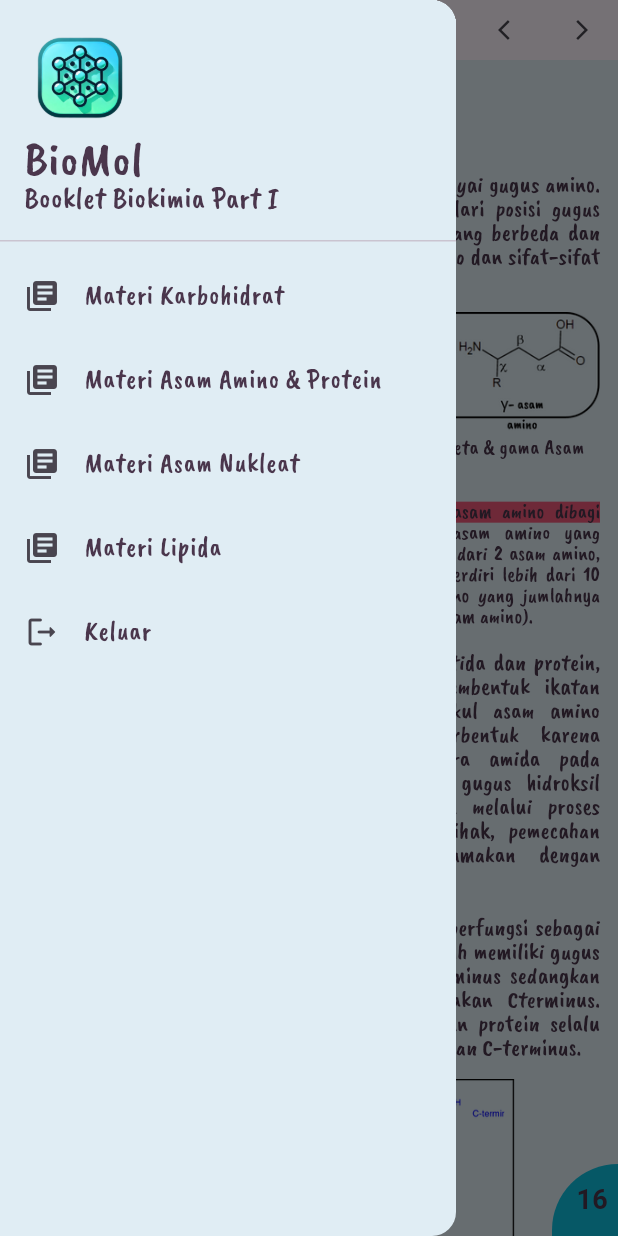
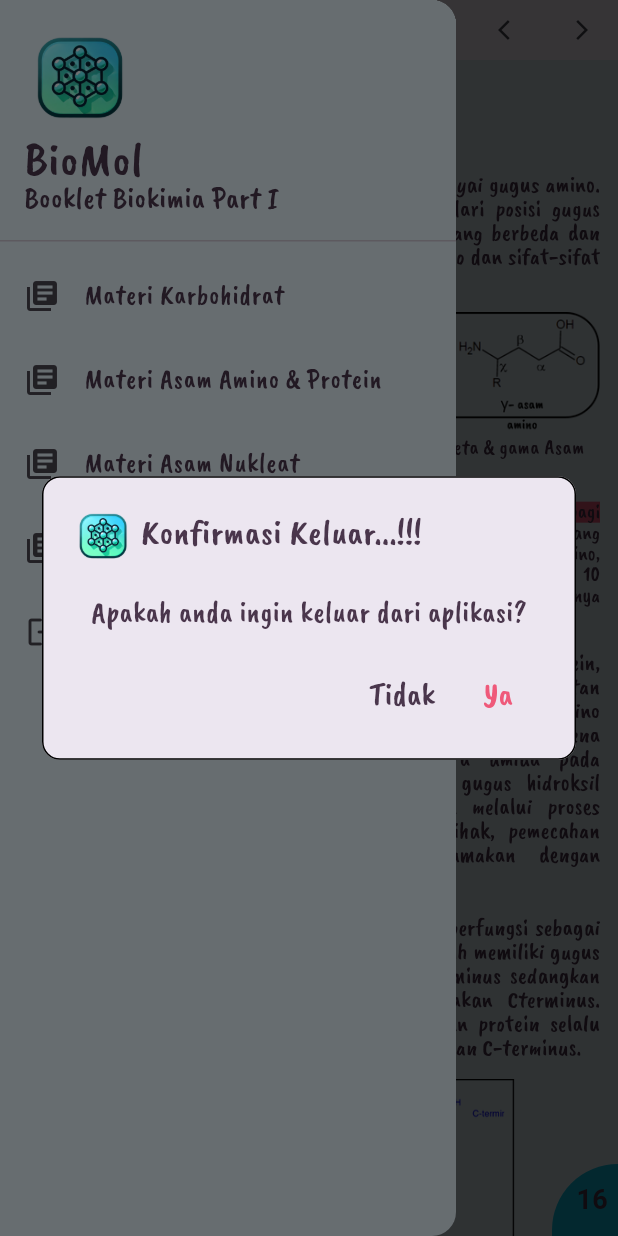
Before and after one commit to ariefendi992/BioMol, a Flutter app: the MainAsamAminoPage screen opened directly, in the side drawer, after a tap on "Keluar", on a phone screen of 412 x 824 dp. Run offline on Flutter 3.47's test engine with Material 3 defaults, Android fonts, the phone set to English and light mode, and no system bars; our stand-ins replace bloc, flutter_bloc.

Commit message:
tmbahkan showdialog exit app

```diff
--- a/lib/ui/widgets/widget_drawer.dart
+++ b/lib/ui/widgets/widget_drawer.dart
@@ -116,7 +116,93 @@ class WDrawer extends StatelessWidget {
               ),
             ),
             onTap: () {
-              SystemNavigator.pop();
+              // SystemNavigator.pop();
+              showDialog(
+                  context: context,
+                  builder: (_) {
+                    return Dialog(
+                      shape: OutlineInputBorder(
+                        borderRadius: BorderRadius.circular(12),
+                      ),
+                      insetPadding: const EdgeInsets.symmetric(horizontal: 28),
+                      child: Container(
+                        // height: 100,
+                        padding: const EdgeInsets.symmetric(
+                            horizontal: 20, vertical: 20),
+                        child: Column(
+                          mainAxisSize: MainAxisSize.min,
+                          crossAxisAlignment: CrossAxisAlignment.start,
+                          children: [
+                            Row(
+                              mainAxisAlignment: MainAxisAlignment.start,
+                              crossAxisAlignment: CrossAxisAlignment.start,
+                              children: [
+                                Image.asset(
+                                  'assets/images/logo_app.png',
+                                  height: 40,
+                                ),
+                                const SizedBox(width: 6),
+                                Text(
+                                  'Konfirmasi Keluar...!!!',
+                                  style: blackTextStyle.copyWith(
+                                      fontFamily: caveatBrush, fontSize: 24),
+                                )
+                              ],
+                            ),
+                            const SizedBox(height: 16),
+                            Center(
+                              child: Text(
+                                'Apakah anda ingin keluar dari aplikasi?',
+                                style: blackTextStyle.copyWith(
+                                  fontFamily: caveatBrush,
+                                  fontSize: 20,
+                                ),
+                              ),
+                            ),
+                            Container(
+                              margin: const EdgeInsets.only(top: 16),
+                              width: double.infinity,
+                              alignment: Alignment.bottomRight,
+                              child: Row(
+                                mainAxisAlignment: MainAxisAlignment.end,
+                                children: [
+                                  TextButton(
+                                    onPressed: () {
+                                      Navigator.pop(context);
+                                    },
+                                    style: TextButton.styleFrom(
+                                        padding: EdgeInsets.all(0)),
+                                    child: Text(
+                                      'Tidak',
+                                      style: blackTextStyle.copyWith(
+                                        fontFamily: caveatBrush,
+                                        fontSize: 22,
+                                      ),
+                                    ),
+                                  ),
+                                  TextButton(
+                                    onPressed: () {
+                                      SystemNavigator.pop();
+                                    },
+                                    style: TextButton.styleFrom(
+                                        padding: EdgeInsets.all(0)),
+                                    child: Text(
+                                      'Ya',
+                                      style: blackTextStyle.copyWith(
+                                        fontFamily: caveatBrush,
+                                        fontSize: 22,
+                                        color: kRedColor1,
+                                      ),
+                                    ),
+                                  ),
+                                ],
+                              ),
+                            )
+                          ],
+                        ),
+                      ),
+                    );
+                  });
             },
           ),
         ],
```
